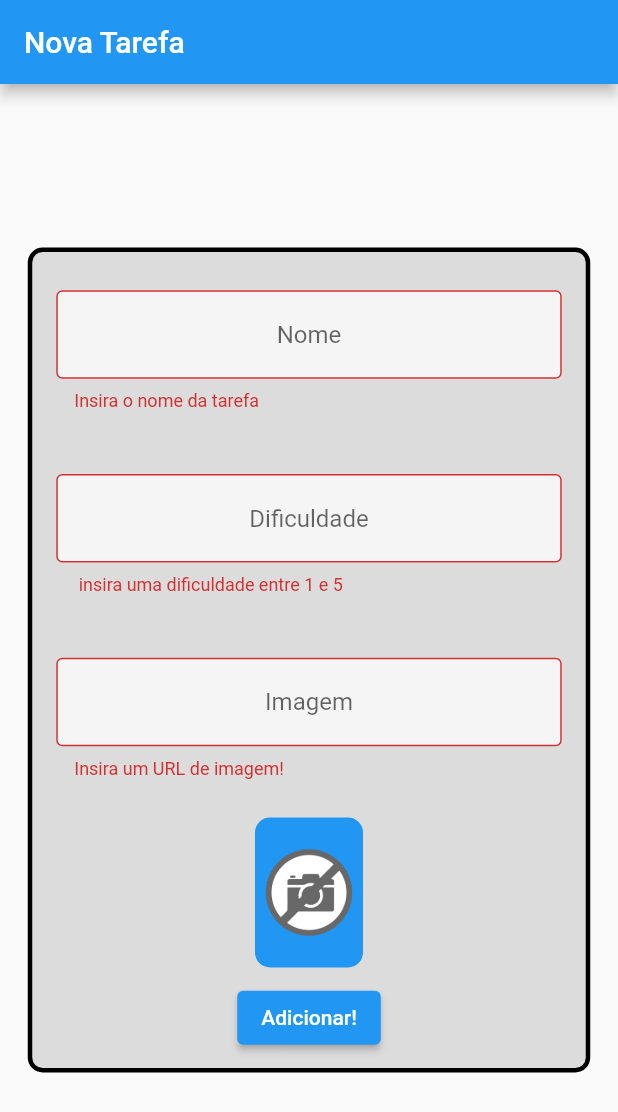
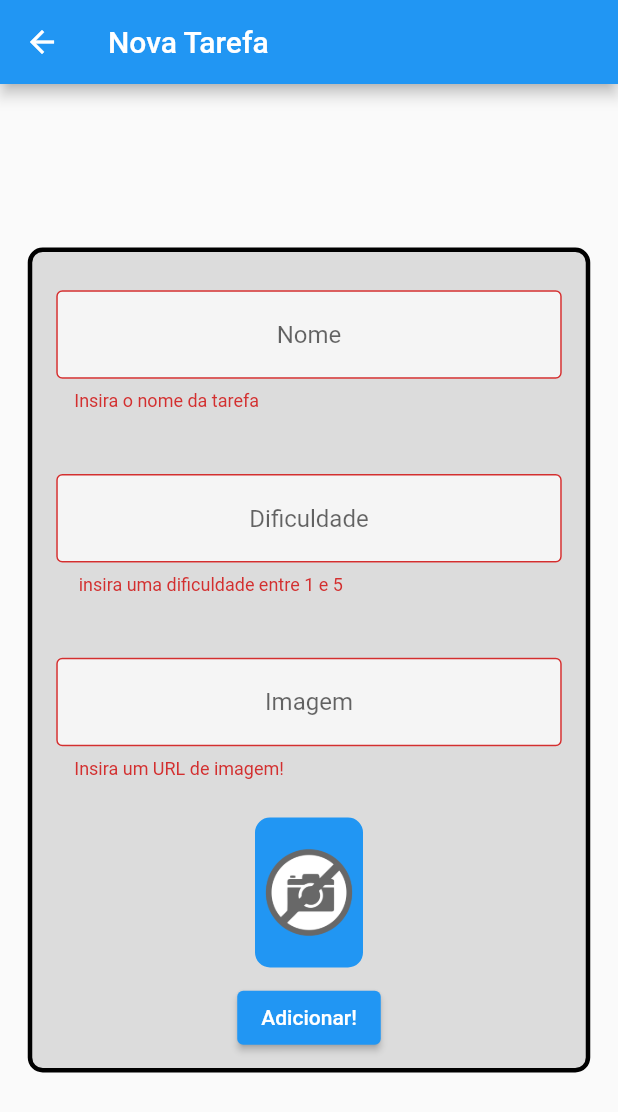
Before and after one commit to BrunnoBird/alura-primeiro_app_flutter, a Flutter app: the FormScreen screen opened directly, after a tap on "Adicionar!", on a phone screen of 412 x 824 dp. Shown: the top 1112 px of the screen. Run offline on Flutter 3.47's test engine with Material 2 defaults, Android fonts, the phone set to English and light mode, and no system bars; network calls fail.

Commit message:
feat: navigation between screens

```diff
--- a/lib/main.dart
+++ b/lib/main.dart
@@ -1,5 +1,6 @@
 import 'package:flutter/material.dart';
 import 'package:primeiro_projeto_alura/screens/form_screen.dart';
+import 'package:primeiro_projeto_alura/screens/initial_screen.dart';
 
 void main() {
   runApp(const MyApp());
@@ -16,7 +17,7 @@ class MyApp extends StatelessWidget {
       theme: ThemeData(
         primarySwatch: Colors.blue,
       ),
-      home: const FormScreen(),
+      home: const InitialScreen(),
     );
   }
 }
--- a/lib/screens/form_screen.dart
+++ b/lib/screens/form_screen.dart
@@ -147,10 +147,11 @@ class _FormScreenState extends State<FormScreen> {
                         ScaffoldMessenger.of(context).showSnackBar(
                           const SnackBar(
                             content: Text('Tarefa salva com sucesso!'),
-                            backgroundColor: Colors.blue,
+                            backgroundColor: Colors.green,
                             behavior: SnackBarBehavior.floating,
                           ),
                         );
+                        Navigator.pop(context);
                       }
                     },
                     child: const Text('Adicionar!'),
```
Also changed, not shown: lib/screens/initial_screen.dart (+9 -1 lines).
